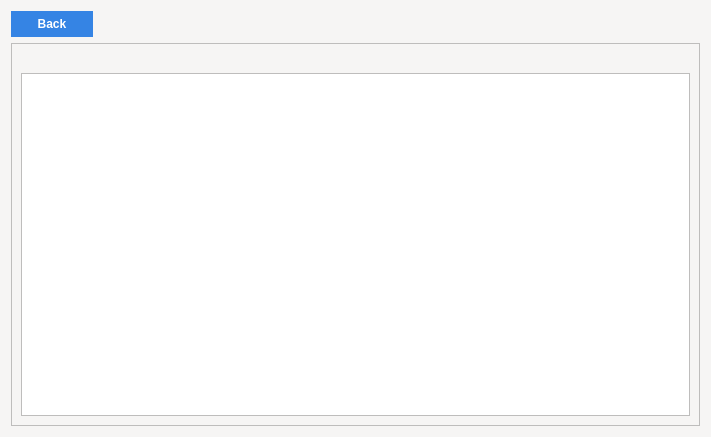
The window that ui/qt_generated/result.ui (Yarosvet/Bionic) describes before a commit, drawn with Qt 5.
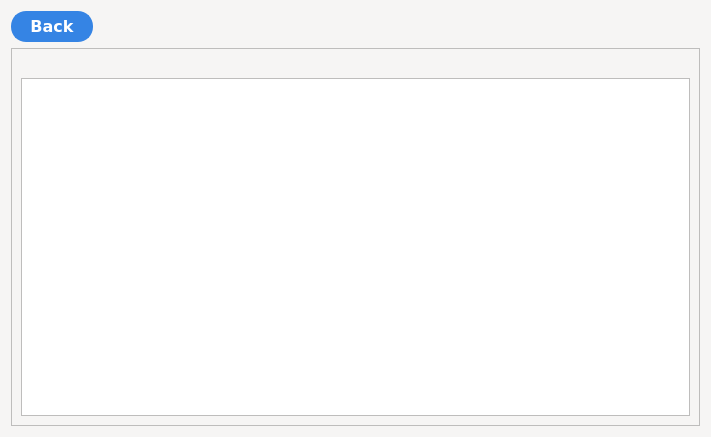
The same window after the commit. Icons and pictures are not drawn.

The edit to the form file:
```diff
--- a/ui/qt_generated/result.ui
+++ b/ui/qt_generated/result.ui
@@ -151,15 +151,6 @@
        </color>
       </brush>
      </colorrole>
-     <colorrole role="PlaceholderText">
-      <brush brushstyle="SolidPattern">
-       <color alpha="128">
-        <red>0</red>
-        <green>0</green>
-        <blue>0</blue>
-       </color>
-      </brush>
-     </colorrole>
     </active>
     <inactive>
      <colorrole role="WindowText">
@@ -297,15 +288,6 @@
        </color>
       </brush>
      </colorrole>
-     <colorrole role="PlaceholderText">
-      <brush brushstyle="SolidPattern">
-       <color alpha="128">
-        <red>0</red>
-        <green>0</green>
-        <blue>0</blue>
-       </color>
-      </brush>
-     </colorrole>
     </inactive>
     <disabled>
      <colorrole role="WindowText">
@@ -443,15 +425,6 @@
        </color>
       </brush>
      </colorrole>
-     <colorrole role="PlaceholderText">
-      <brush brushstyle="SolidPattern">
-       <color alpha="128">
-        <red>0</red>
-        <green>0</green>
-        <blue>0</blue>
-       </color>
-      </brush>
-     </colorrole>
     </disabled>
    </palette>
   </property>
@@ -469,6 +442,8 @@
       <widget class="QPushButton" name="back_button">
        <property name="font">
         <font>
+         <family>DejaVu Sans</family>
+         <pointsize>12</pointsize>
          <weight>75</weight>
          <bold>true</bold>
         </font>
@@ -485,7 +460,7 @@
 border-color: rgb(53, 132, 228);
 padding: 4px;
 width: 70px;
-</string>
+min-height: 18px;</string>
        </property>
        <property name="text">
         <string>Back</string>
@@ -517,8 +492,8 @@
        <rect>
         <x>0</x>
         <y>0</y>
-        <width>695</width>
-        <height>382</height>
+        <width>691</width>
+        <height>378</height>
        </rect>
       </property>
       <layout class="QVBoxLayout" name="verticalLayout_2">
```
Left out of the diff: 4 changed lines with no effect on the pictures.
